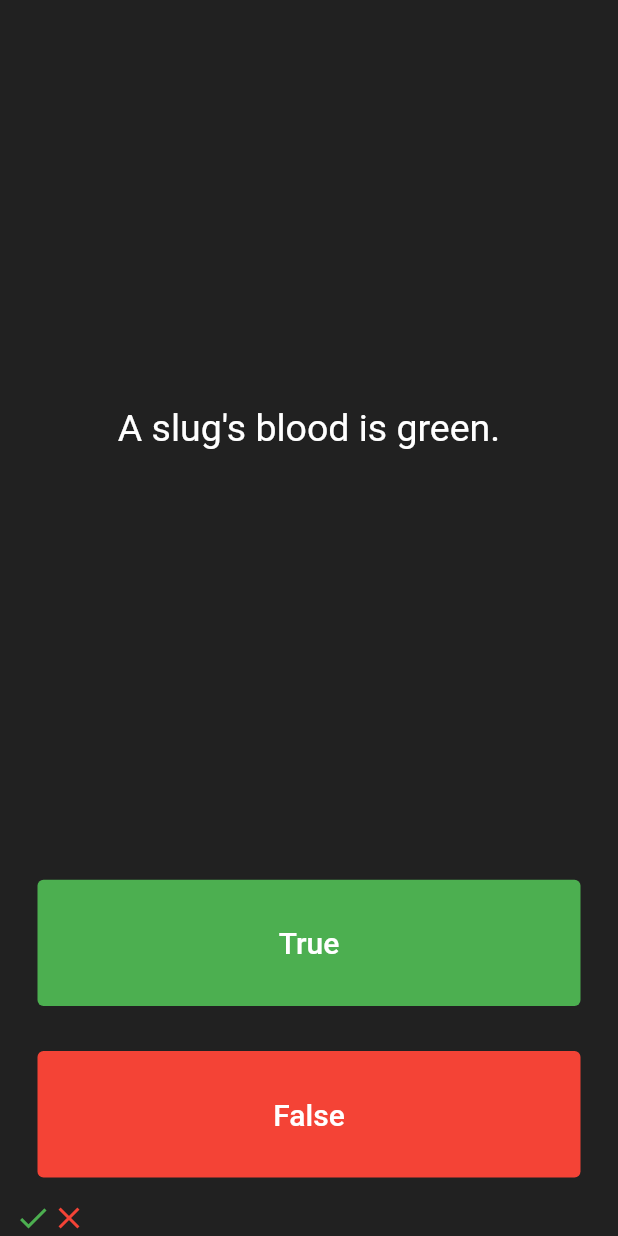
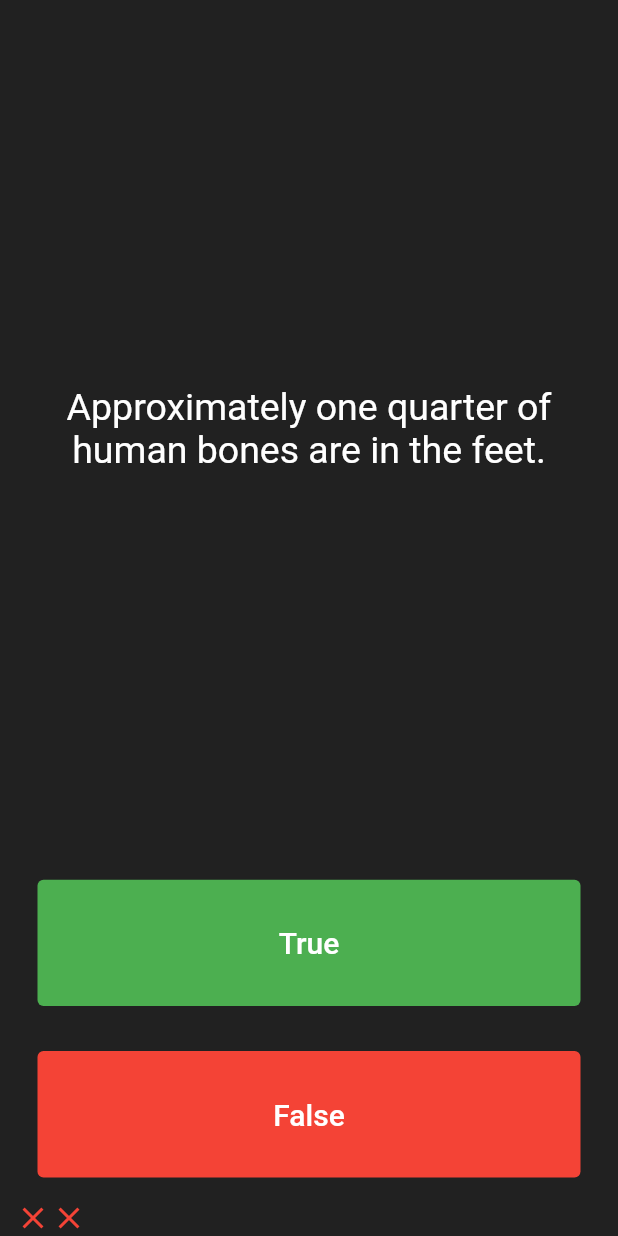
Before and after one commit to bunnyBites/quizz_sprout_flutter, a Flutter app: the screen it shows after launch, after a tap on "True", after a tap on "False", on a phone screen of 412 x 824 dp. Run offline on Flutter 3.47's test engine with Material 2 defaults, Android fonts, the phone set to English and light mode, and no system bars.

Commit message:
1. add question_bank class 2. add questionare class 3. show actual answer feedback

```diff
--- a/lib/main.dart
+++ b/lib/main.dart
@@ -1,7 +1,7 @@
-import 'dart:math';
+import 'package:flutter/material.dart';
+import 'package:quizz_sprout_flutter/question_bank.dart';
 
-import 'package:flutter/material.dart';
-
+QuestionBank questionBank = QuestionBank();
 void main() => runApp(const Quizzler());
 
 class Quizzler extends StatelessWidget {
@@ -32,11 +32,6 @@
 
 class _QuizPageState extends State<QuizPage> {
   List<Icon> iconList = [];
-  List<String> quitionare = [
-    'You can lead a cow down stairs but not up stairs.',
-    'Approximately one quarter of human bones are in the feet.',
-    "A slug's blood is green.",
-  ];
 
   int currentStep = 0;
 
@@ -52,7 +47,7 @@
             padding: const EdgeInsets.all(10.0),
             child: Center(
               child: Text(
-                quitionare[currentStep],
+                questionBank.questionare[currentStep].questionName,
                 textAlign: TextAlign.center,
                 style: const TextStyle(
                   fontSize: 25.0,
@@ -86,13 +81,13 @@
           ),
           onPressed: () {
             //The user picked true.
-            if (currentStep > 2) return;
-
             setState(() {
               currentStep += 1;
             });
 
-            if (buttonLabel == "True") {
+            bool correctAnswer = questionBank.questionare[currentStep].correctAnswer;
+
+            if (buttonLabel == "True" && correctAnswer) {
               setState(() {
                 iconList.add(const Icon(
                   Icons.check,
--- /dev/null
+++ b/lib/question_bank.dart
@@ -0,0 +1,31 @@
+import 'package:quizz_sprout_flutter/questionare.dart';
+
+class QuestionBank {
+  List<Questionare> questionare = [
+    Questionare('Some cats are actually allergic to humans', true),
+    Questionare('You can lead a cow down stairs but not up stairs.', false),
+    Questionare('Approximately one quarter of human bones are in the feet.', true),
+    Questionare('A slug\'s blood is green.', true),
+    Questionare('Buzz Aldrin\'s mother\'s maiden name was \"Moon\".', true),
+    Questionare('It is illegal to pee in the Ocean in Portugal.', true),
+    Questionare(
+        'No piece of square dry paper can be folded in half more than 7 times.',
+        false),
+    Questionare(
+        'In London, UK, if you happen to die in the House of Parliament, you are technically entitled to a state funeral, because the building is considered too sacred a place.',
+        true),
+    Questionare(
+        'The loudest sound produced by any animal is 188 decibels. That animal is the African Elephant.',
+        false),
+    Questionare(
+        'The total surface area of two human lungs is approximately 70 square metres.',
+        true),
+    Questionare('Google was originally called \"Backrub\".', true),
+    Questionare(
+        'Chocolate affects a dog\'s heart and nervous system; a few ounces are enough to kill a small dog.',
+        true),
+    Questionare(
+        'In West Virginia, USA, if you accidentally hit an animal with your car, you are free to take it home to eat.',
+        true),
+  ];
+}
--- /dev/null
+++ b/lib/questionare.dart
@@ -0,0 +1,9 @@
+class Questionare {
+  String questionName = "";
+  bool correctAnswer = false;
+
+  Questionare(String newQuestion, bool correctAnswerForTheQuestion) {
+    questionName = newQuestion;
+    correctAnswer = correctAnswerForTheQuestion;
+  }
+}
```
